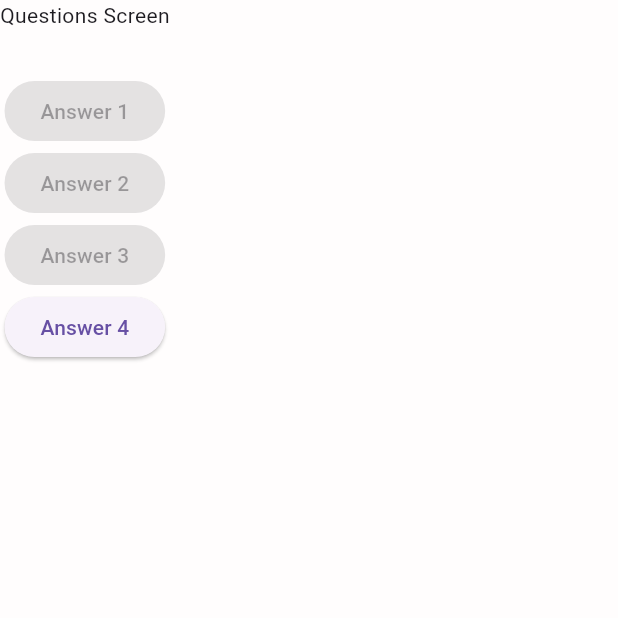
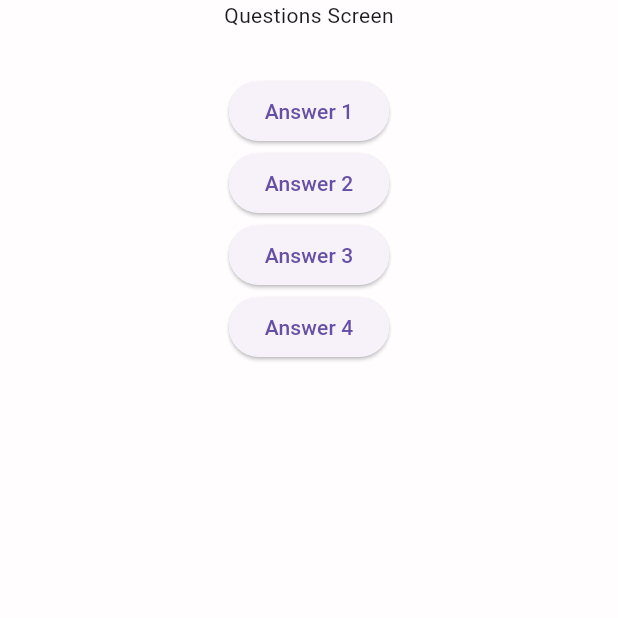
Before and after one commit to RonydaEssam/quiz_app, a Flutter app: the screen it shows after launch, after a tap on "Start Quiz", on a phone screen of 412 x 824 dp, the top half of it. Run offline on Flutter 3.47's test engine with Material 3 defaults, Android fonts, the phone set to English and light mode, and no system bars.

```diff
--- a/lib/questions.dart
+++ b/lib/questions.dart
@@ -12,8 +12,10 @@ class Questions extends StatefulWidget {
 class _QuestionsState extends State<Questions> {
   @override
   Widget build(BuildContext context) {
-    return Column(
-      children: const [
+    return SizedBox(
+      width: double.infinity,
+      child: Column(
+        children: [
           Text('Questions Screen'),
           SizedBox(height: 30),
           ElevatedButton(
@@ -33,6 +35,7 @@ class _QuestionsState extends State<Questions> {
             child: Text('Answer 4'),
           ),
         ],
+      ),
     );
   }
 }
```
Lines whose indentation alone changed are shown as unchanged.
